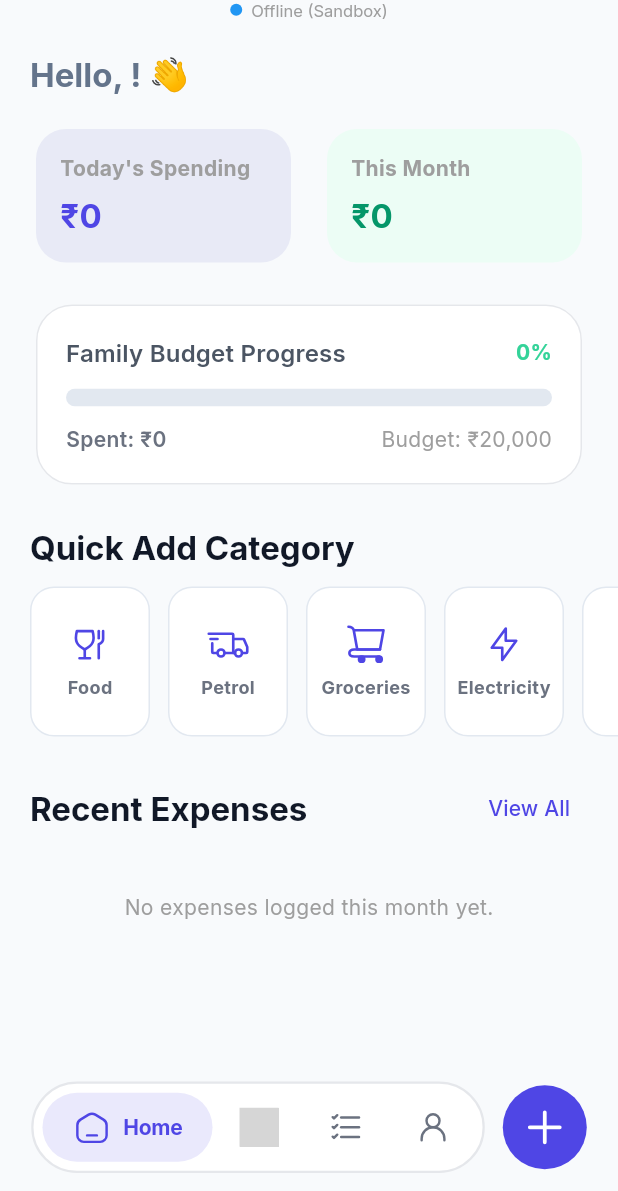
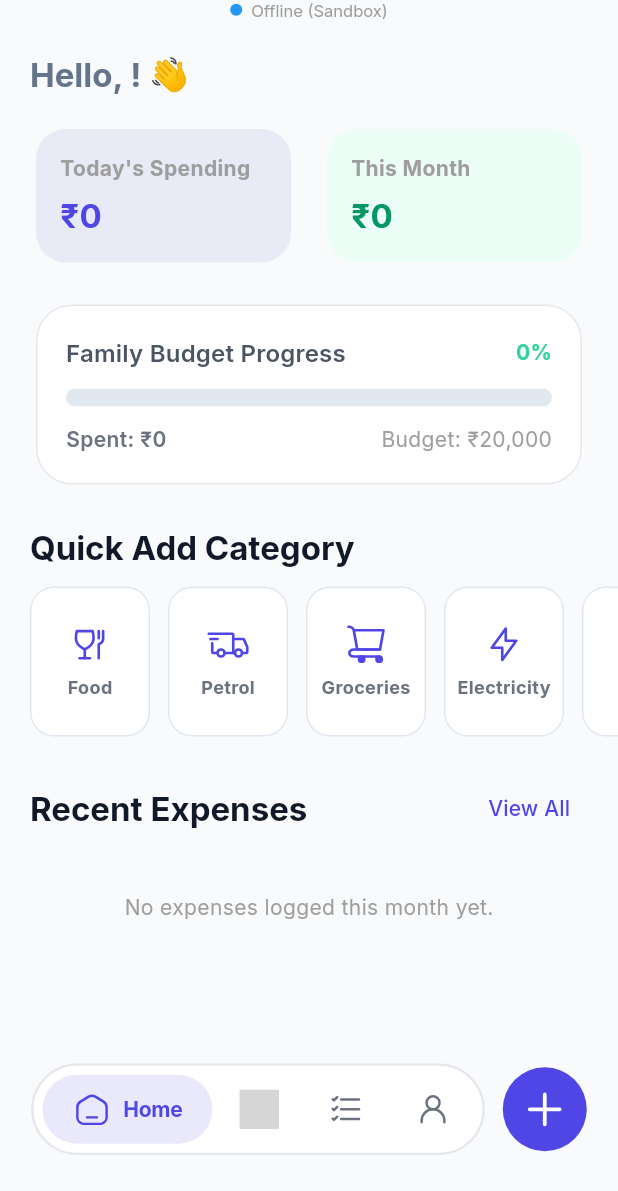
Before and after one commit to Preetdudhat03/spendly, a Flutter app: the MainLayout screen opened by its route, after a tap on "Food", after a tap on "Home", on a phone screen of 412 x 824 dp, the part 45-1236 px from its top. Run offline on Flutter 3.47's test engine with Material 3 defaults, Android fonts, the light colour scheme and no system bars; our stand-ins replace connectivity_plus, csv, fl_chart, flutter_riverpod, flutter_svg, go_router and 9 more; accounts and stored records are empty; grey boxes are pictures that could not be loaded.

Commit message:
chore: update lib/features/navigation/views/main_layout.dart

```diff
--- a/lib/features/navigation/views/main_layout.dart
+++ b/lib/features/navigation/views/main_layout.dart
@@ -53,7 +53,7 @@ class _MainLayoutState extends ConsumerState<MainLayout> {
 
   @override
   Widget build(BuildContext context) {
-    final isWide = MediaQuery.of(context).size.width > 720;
+    /*final isWide = MediaQuery.of(context).size.width > 720;
 
     return Scaffold(
       body: Stack(
@@ -164,7 +164,67 @@ class _MainLayoutState extends ConsumerState<MainLayout> {
             ),
         ],
       ),
+    );*/
+
+
+
+
+
+
+    return Scaffold(
+      body: Stack(
+        children: [
+          // 1. The main content screens
+          _FadeIndexedStack(
+            index: widget.initialTab,
+            lastIndex: _lastTab,
+            children: const [
+              HomeScreen(),
+              AddExpenseScreen(),
+              AnalyticsPage(),
+              AllExpensesScreen(),
+              ProfileScreen(),
+            ],
+          ),
+
+          // 2. The Floating Navigation Bar (Now shows unconditionally on all screen sizes)
+          Positioned(
+            left: 0,
+            right: 0,
+            bottom: 0,
+            child: SafeArea(
+              bottom: true,
+              child: Padding(
+                padding: const EdgeInsets.only(bottom: 24), // Added a bit more padding so it floats nicely
+                child: FloatingSpendlyNavigationBar(
+                  currentTab: widget.initialTab,
+                  onTabSelected: (index) {
+                    switch (index) {
+                      case 0:
+                        context.go('/home');
+                        break;
+                      case 2:
+                        context.go('/analytics');
+                        break;
+                      case 3:
+                        context.go('/expenses');
+                        break;
+                      case 4:
+                        context.go('/profile');
+                        break;
+                    }
+                  },
+                  onAddTap: () {
+                    context.go('/add');
+                  },
+                ),
+              ),
+            ),
+          ),
+        ],
+      ),
     );
+
   }
 }
 
```
